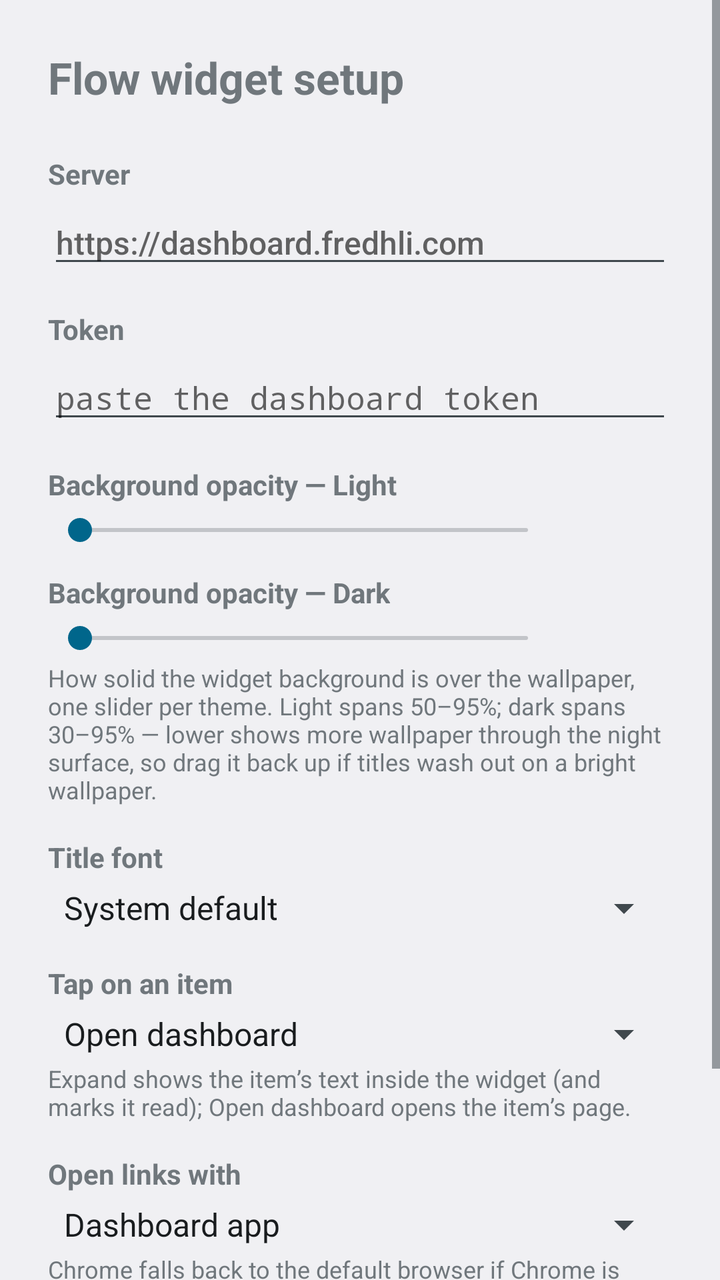
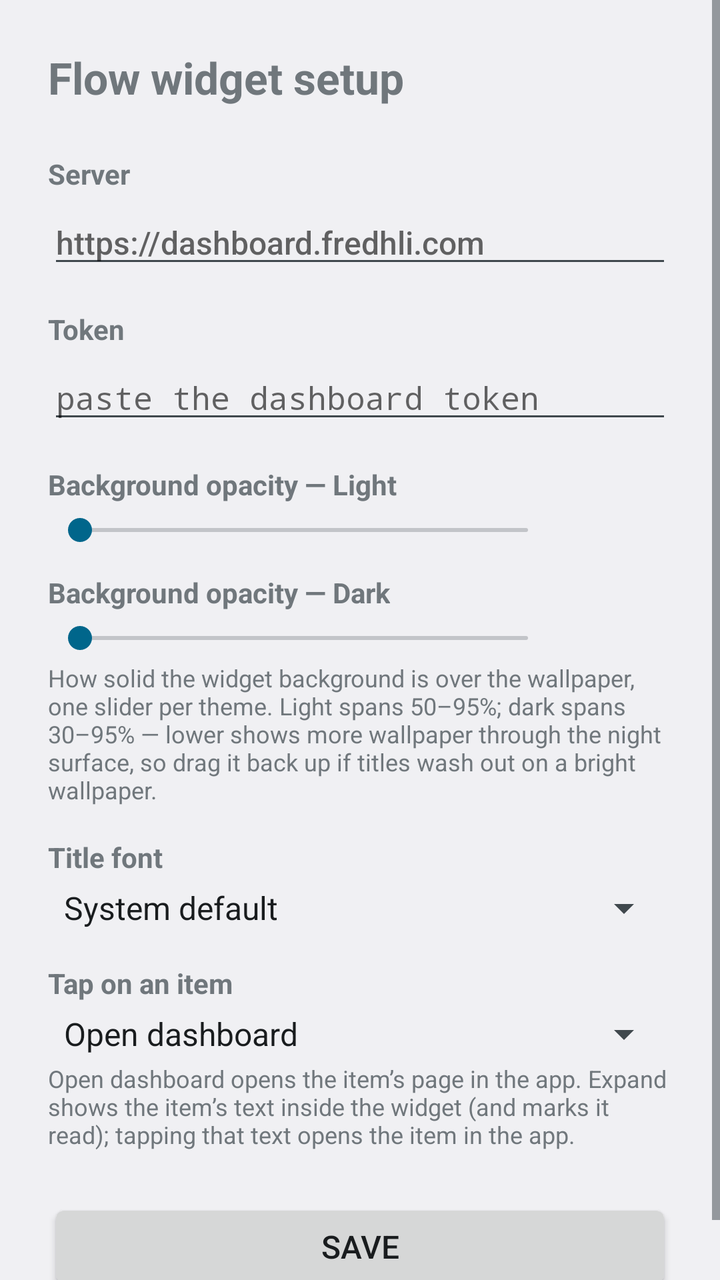

Screens rendered from an Android XML layout before and after an edit, with the pre-edit source and the edit as a unified diff.
<!-- AndroidManifest.xml: activity theme android:Theme.DeviceDefault.DayNight -->
<!-- res/layout/activity_config.xml -->
<?xml version="1.0" encoding="utf-8"?>
<ScrollView xmlns:android="http://schemas.android.com/apk/res/android"
    android:id="@+id/config_root"
    android:layout_width="match_parent"
    android:layout_height="match_parent"
    android:fillViewport="true">

    <LinearLayout
        android:layout_width="match_parent"
        android:layout_height="wrap_content"
        android:orientation="vertical"
        android:padding="24dp">

        <TextView
            android:layout_width="wrap_content"
            android:layout_height="wrap_content"
            android:text="@string/config_title"
            android:textSize="22sp"
            android:textStyle="bold" />

        <TextView
            android:layout_width="wrap_content"
            android:layout_height="wrap_content"
            android:layout_marginTop="24dp"
            android:text="@string/config_server_label"
            android:textSize="14sp"
            android:textStyle="bold" />

        <EditText
            android:id="@+id/base_url"
            android:layout_width="match_parent"
            android:layout_height="wrap_content"
            android:layout_marginTop="4dp"
            android:hint="@string/config_server_hint"
            android:importantForAutofill="no"
            android:inputType="textUri"
            android:textSize="16sp" />

        <TextView
            android:layout_width="wrap_content"
            android:layout_height="wrap_content"
            android:layout_marginTop="16dp"
            android:text="@string/config_token_label"
            android:textSize="14sp"
            android:textStyle="bold" />

        <EditText
            android:id="@+id/token"
            android:layout_width="match_parent"
            android:layout_height="wrap_content"
            android:layout_marginTop="4dp"
            android:hint="@string/config_token_hint"
            android:importantForAutofill="no"
            android:inputType="textPassword"
            android:textSize="16sp" />

        <TextView
            android:layout_width="wrap_content"
            android:layout_height="wrap_content"
            android:layout_marginTop="16dp"
            android:text="@string/config_opacity_label_light"
            android:textSize="14sp"
            android:textStyle="bold" />

        <LinearLayout
            android:layout_width="match_parent"
            android:layout_height="wrap_content"
            android:layout_marginTop="4dp"
            android:gravity="center_vertical"
            android:orientation="horizontal">

            <SeekBar
                android:id="@+id/opacity_light"
                android:layout_width="0dp"
                android:layout_height="wrap_content"
                android:layout_weight="1"
                android:max="15" />

            <TextView
                android:id="@+id/opacity_value_light"
                android:layout_width="wrap_content"
                android:minWidth="56dp"
                android:layout_height="wrap_content"
                android:gravity="end"
                android:textSize="14sp" />
        </LinearLayout>

        <TextView
            android:layout_width="wrap_content"
            android:layout_height="wrap_content"
            android:layout_marginTop="12dp"
            android:text="@string/config_opacity_label_dark"
            android:textSize="14sp"
            android:textStyle="bold" />

        <LinearLayout
            android:layout_width="match_parent"
            android:layout_height="wrap_content"
            android:layout_marginTop="4dp"
            android:gravity="center_vertical"
            android:orientation="horizontal">

            <SeekBar
                android:id="@+id/opacity_dark"
                android:layout_width="0dp"
                android:layout_height="wrap_content"
                android:layout_weight="1"
                android:max="65" />

            <TextView
                android:id="@+id/opacity_value_dark"
                android:layout_width="wrap_content"
                android:minWidth="56dp"
                android:layout_height="wrap_content"
                android:gravity="end"
                android:textSize="14sp" />
        </LinearLayout>

        <TextView
            android:layout_width="wrap_content"
            android:layout_height="wrap_content"
            android:layout_marginTop="2dp"
            android:text="@string/config_opacity_hint"
            android:textSize="12sp" />

        <TextView
            android:layout_width="wrap_content"
            android:layout_height="wrap_content"
            android:layout_marginTop="16dp"
            android:text="@string/config_title_font_label"
            android:textSize="14sp"
            android:textStyle="bold" />

        <Spinner
            android:id="@+id/title_font"
            android:layout_width="match_parent"
            android:layout_height="wrap_content"
            android:layout_marginTop="4dp"
            android:entries="@array/config_title_font_entries" />

        <TextView
            android:layout_width="wrap_content"
            android:layout_height="wrap_content"
            android:layout_marginTop="16dp"
            android:text="@string/config_tap_mode_label"
            android:textSize="14sp"
            android:textStyle="bold" />

        <Spinner
            android:id="@+id/tap_mode"
            android:layout_width="match_parent"
            android:layout_height="wrap_content"
            android:layout_marginTop="4dp"
            android:entries="@array/config_tap_mode_entries" />

        <TextView
            android:layout_width="wrap_content"
            android:layout_height="wrap_content"
            android:layout_marginTop="2dp"
            android:text="@string/config_tap_mode_hint"
            android:textSize="12sp" />

        <TextView
            android:layout_width="wrap_content"
            android:layout_height="wrap_content"
            android:layout_marginTop="16dp"
            android:text="@string/config_link_app_label"
            android:textSize="14sp"
            android:textStyle="bold" />

        <Spinner
            android:id="@+id/link_app"
            android:layout_width="match_parent"
            android:layout_height="wrap_content"
            android:layout_marginTop="4dp"
            android:entries="@array/config_link_app_entries" />

        <TextView
            android:layout_width="wrap_content"
            android:layout_height="wrap_content"
            android:layout_marginTop="2dp"
            android:text="@string/config_link_app_hint"
            android:textSize="12sp" />

        <TextView
            android:id="@+id/error"
            android:layout_width="match_parent"
            android:layout_height="wrap_content"
            android:layout_marginTop="16dp"
            android:textColor="#D93025"
            android:textSize="14sp"
            android:visibility="gone" />

        <Button
            android:id="@+id/save"
            android:layout_width="match_parent"
            android:layout_height="wrap_content"
            android:layout_marginTop="24dp"
            android:text="@string/config_save"
            android:textSize="16sp" />

        <Button
            android:id="@+id/save_anyway"
            android:layout_width="match_parent"
            android:layout_height="wrap_content"
            android:layout_marginTop="8dp"
            android:text="@string/config_save_anyway"
            android:textSize="16sp"
            android:visibility="gone" />
    </LinearLayout>
</ScrollView>
<!-- resources referenced by this layout -->
<resources>
  <string-array name="config_link_app_entries">
          <item>Dashboard app</item>
          <item>Chrome</item>
      </string-array>
  <string-array name="config_tap_mode_entries">
          <item>Open dashboard</item>
          <item>Expand in widget</item>
      </string-array>
  <string-array name="config_title_font_entries">
          <item>System default</item>
          <item>Medium (500)</item>
          <item>Serif</item>
      </string-array>
  <string name="config_link_app_hint">Chrome falls back to the default browser if Chrome is missing or disabled. Applies to the header tap, and to item taps when they open the dashboard.</string>
  <string name="config_link_app_label">Open links with</string>
  <string name="config_opacity_hint">How solid the widget background is over the wallpaper, one slider per theme. Light spans 50–95%; dark spans 30–95% — lower shows more wallpaper through the night surface, so drag it back up if titles wash out on a bright wallpaper.</string>
  <string name="config_opacity_label_dark">Background opacity — Dark</string>
  <string name="config_opacity_label_light">Background opacity — Light</string>
  <string name="config_save">Save</string>
  <string name="config_save_anyway">Save anyway (server unreachable)</string>
  <string name="config_server_hint">https://dashboard.fredhli.com</string>
  <string name="config_server_label">Server</string>
  <string name="config_tap_mode_hint">Expand shows the item’s text inside the widget (and marks it read); Open dashboard opens the item’s page.</string>
  <string name="config_tap_mode_label">Tap on an item</string>
  <string name="config_title">Flow widget setup</string>
  <string name="config_title_font_label">Title font</string>
  <string name="config_token_hint">paste the dashboard token</string>
  <string name="config_token_label">Token</string>
</resources>

<!-- the commit's change to res/layout/activity_config.xml (unified diff, before → after) -->
@@ -161,28 +161,6 @@
             android:textSize="12sp" />
 
         <TextView
-            android:layout_width="wrap_content"
-            android:layout_height="wrap_content"
-            android:layout_marginTop="16dp"
-            android:text="@string/config_link_app_label"
-            android:textSize="14sp"
-            android:textStyle="bold" />
-
-        <Spinner
-            android:id="@+id/link_app"
-            android:layout_width="match_parent"
-            android:layout_height="wrap_content"
-            android:layout_marginTop="4dp"
-            android:entries="@array/config_link_app_entries" />
-
-        <TextView
-            android:layout_width="wrap_content"
-            android:layout_height="wrap_content"
-            android:layout_marginTop="2dp"
-            android:text="@string/config_link_app_hint"
-            android:textSize="12sp" />
-
-        <TextView
             android:id="@+id/error"
             android:layout_width="match_parent"
             android:layout_height="wrap_content"
<!-- resource entries referenced after the edit -->
@@ -1,9 +1,5 @@
 <!-- resources referenced by this layout -->
 <resources>
-  <string-array name="config_link_app_entries">
-          <item>Dashboard app</item>
-          <item>Chrome</item>
-      </string-array>
   <string-array name="config_tap_mode_entries">
           <item>Open dashboard</item>
           <item>Expand in widget</item>
@@ -13,8 +9,6 @@
           <item>Medium (500)</item>
           <item>Serif</item>
       </string-array>
-  <string name="config_link_app_hint">Chrome falls back to the default browser if Chrome is missing or disabled. Applies to the header tap, and to item taps when they open the dashboard.</string>
-  <string name="config_link_app_label">Open links with</string>
   <string name="config_opacity_hint">How solid the widget background is over the wallpaper, one slider per theme. Light spans 50–95%; dark spans 30–95% — lower shows more wallpaper through the night surface, so drag it back up if titles wash out on a bright wallpaper.</string>
   <string name="config_opacity_label_dark">Background opacity — Dark</string>
   <string name="config_opacity_label_light">Background opacity — Light</string>
@@ -22,7 +16,7 @@
   <string name="config_save_anyway">Save anyway (server unreachable)</string>
   <string name="config_server_hint">https://dashboard.fredhli.com</string>
   <string name="config_server_label">Server</string>
-  <string name="config_tap_mode_hint">Expand shows the item’s text inside the widget (and marks it read); Open dashboard opens the item’s page.</string>
+  <string name="config_tap_mode_hint">Open dashboard opens the item’s page in the app. Expand shows the item’s text inside the widget (and marks it read); tapping that text opens the item in the app.</string>
   <string name="config_tap_mode_label">Tap on an item</string>
   <string name="config_title">Flow widget setup</string>
   <string name="config_title_font_label">Title font</string>
